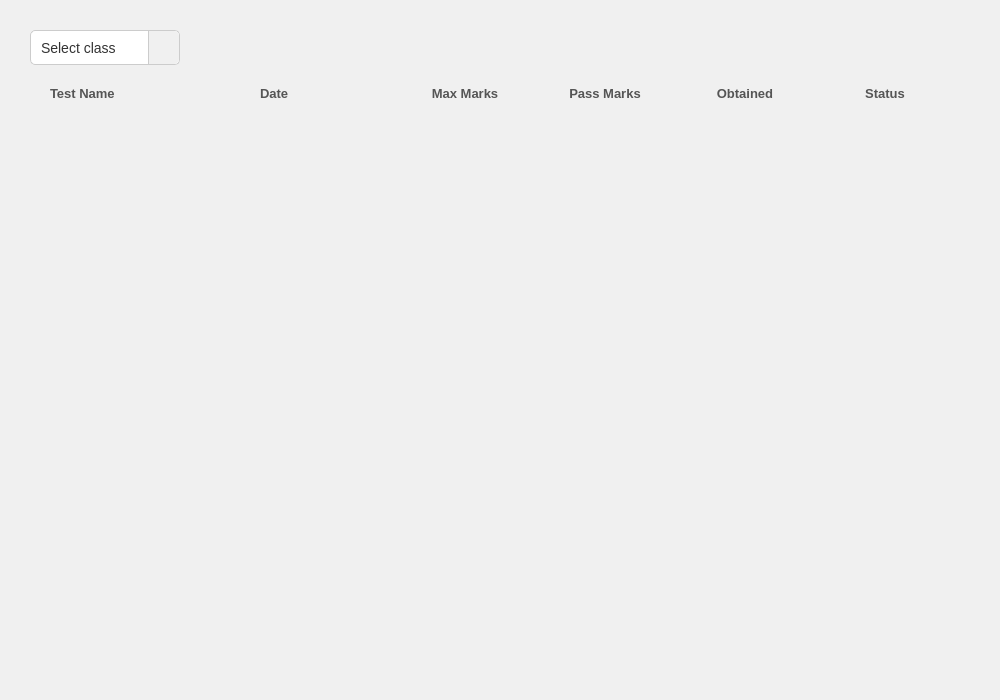
Above: ui/QTFiles/testResultsStudent.ui from fizzycoding/Attendance-Management-System--College before the change. Below: the same form after it.
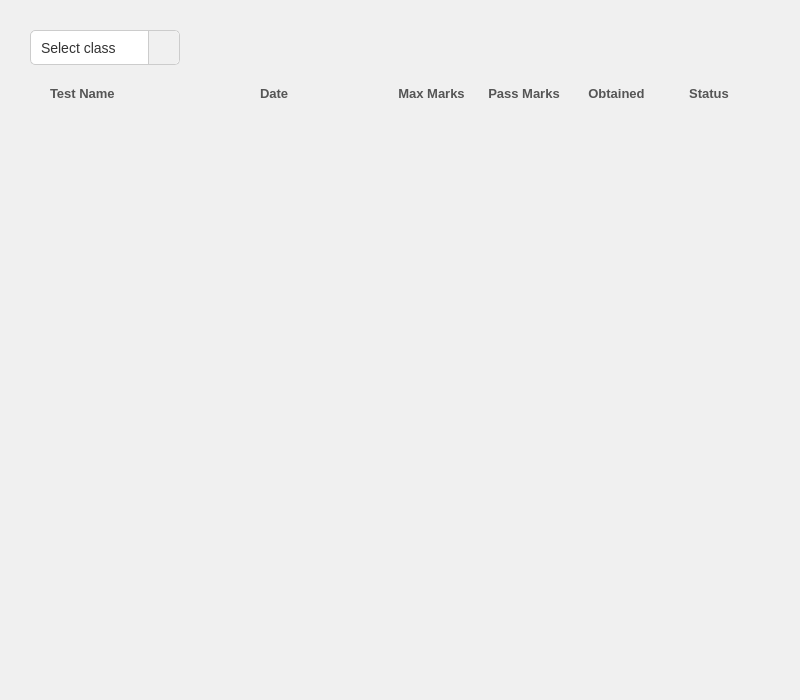
That is the form after the change. Icons and pictures are not drawn.

What changed in the file:
```diff
--- a/ui/QTFiles/testResultsStudent.ui
+++ b/ui/QTFiles/testResultsStudent.ui
@@ -6,7 +6,7 @@
    <rect>
     <x>0</x>
     <y>0</y>
-    <width>1000</width>
+    <width>790</width>
     <height>700</height>
    </rect>
   </property>
@@ -248,6 +248,12 @@
        </item>
        <item>
         <widget class="QScrollArea" name="scrollArea">
+         <property name="minimumSize">
+          <size>
+           <width>740</width>
+           <height>0</height>
+          </size>
+         </property>
          <property name="styleSheet">
           <string>QScrollArea { border: none; background: transparent; } QWidget { background: transparent; }</string>
          </property>
@@ -259,7 +265,7 @@
            <rect>
             <x>0</x>
             <y>0</y>
-            <width>940</width>
+            <width>740</width>
             <height>546</height>
            </rect>
           </property>
```
Left out of the diff: 6 changed lines with no effect on the pictures.
